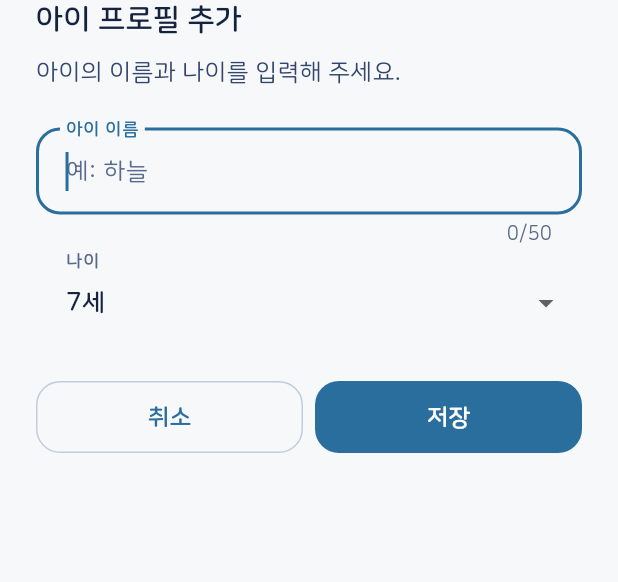
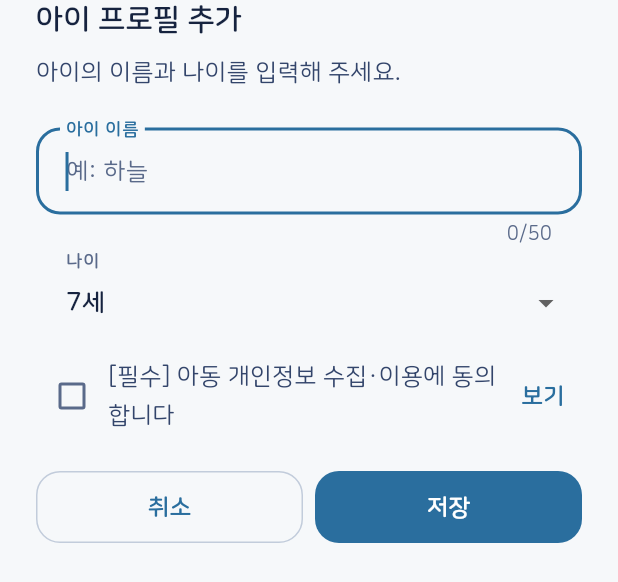
Before and after one commit to team-mugunghwa/goodquestion-frontend, a Flutter app: the _ChildProfileForm widget shown alone on an empty page, opened directly, on a phone screen of 412 x 824 dp. Shown: the top 582 px of the screen. Run offline on Flutter 3.47's test engine with Material 3 defaults, Android fonts, the phone set to English and light mode, and no system bars; our stand-ins replace audioplayers, dio, firebase_core, firebase_messaging, flutter_secure_storage, flutter_svg and 4 more; missing offline and left inert: dart:js_interop, dart:ui_web, flutter_web_auth_2, record; accounts and stored records are empty; network calls fail.

Commit message:
fix(mypage): 아이를 추가할 때 개인정보 동의도 함께 받기
마이페이지에서 추가한 아이는 동의 기록이 없어, 그 아이로 이야기를 시작하면
서버가 CONSENT_REQUIRED(409) 로 막았습니다. 가입 흐름에는 있는
POST /children/{id}/consents 가 이 경로에만 빠져 있었습니다.

동의는 **아이 추가 폼 안의 필수 체크**로 받습니다. 별도 동의 화면을 앞에
세우지 않은 이유는 두 가지입니다. 계정 단위 동의(서비스 약관·마케팅)는 가입
때 이미 받았고 다시 물을 이유가 없습니다. 아이마다 새로 필요한 것은 아동
개인정보 수집·이용 동의 하나뿐인데(PRD F-01 - 약관과 별도 필수 항목),
그 동의의 대상이 바로 지금 입력하는 이름·나이라서 같은 화면에 있는 편이
맥락이 맞습니다. 시트를 두 겹으로 쌓으면 중간에 취소했을 때 아이만 만들어진
상태가 생기기도 쉽습니다.

문구는 새로 짓지 않고 **설정에서 여는 것과 같은 번들 문서**
(assets/policies/child_privacy.md)를 "보기"로 그대로 엽니다 - 법적 고지가
경로마다 갈리면 안 됩니다.

아이 생성은 성공했는데 동의만 실패하면 한 번 더 시도하고, 그래도 실패하면
실패로 올리며 **새 아이를 고르지 않습니다.** 반쯤 만들어진 아이로 화면을
바꿔 두면 보호자가 그 아이로 이야기를 시작했다가 409 를 만납니다. 아이는
서버에 남아 있으므로 다시 추가하지 말고 그 아이를 골라 다시 시도하면 됩니다.

동의 본문의 버전·확인 방식은 core/constants/consent.dart 로 모았습니다.
가입 경로와 마이페이지 경로가 각각 문자열을 들고 있으면 버전을 올릴 때
한쪽만 고쳐도 아무도 못 봅니다.

Co-Authored-By: Claude Opus 5 (1M context) <noreply@anthropic.com>

```diff
--- a/lib/core/constants/app_strings.dart
+++ b/lib/core/constants/app_strings.dart
@@ -400,6 +400,15 @@ abstract final class MyPageStrings {
   static String completedStories(int count) => '완주한 이야기 $count편';
   static String stardust(int count) => '별가루 $count';
 
+  /// 아이를 새로 추가할 때 받는 필수 동의. **아이마다 따로 받습니다** -
+  /// 아동 개인정보 수집은 계정 약관과 별도 항목이고(PRD F-01), 서버도 아이별로
+  /// 동의 기록을 요구합니다(없으면 이야기 시작이 409 로 막힙니다).
+  /// 문서 원본은 설정에서 여는 것과 같은 번들 문서입니다.
+  static const String childConsentLabel = '아동 개인정보 수집·이용에 동의합니다';
+  static const String childConsentRequired = '필수';
+  static const String childConsentView = '보기';
+  static const String childConsentMissing = '동의해야 아이를 추가할 수 있어요.';
+
   static const String switchChild = '프로필 전환';
   static const String editChild = '프로필 수정';
 
--- a/lib/features/auth/data/datasources/auth_remote_data_source.dart
+++ b/lib/features/auth/data/datasources/auth_remote_data_source.dart
@@ -1,3 +1,4 @@
+import '../../../../core/constants/consent.dart';
 import '../../../../core/error/exceptions.dart';
 import '../../../../core/network/dio_client.dart';
 import '../../../../core/util/child_age.dart';
@@ -60,8 +61,8 @@ class AuthRemoteDataSource {
   Future<void> saveConsent(String childId) => _client.post<void>(
     '/children/$childId/consents',
     body: <String, dynamic>{
-      'consentVersion': 'v1',
-      'verificationMethod': 'AUTHENTICATED_PARENT',
+      'consentVersion': childConsentVersion,
+      'verificationMethod': childConsentVerification,
     },
     parse: (_) {},
   );
--- a/lib/features/mypage/presentation/views/my_page_view.dart
+++ b/lib/features/mypage/presentation/views/my_page_view.dart
@@ -9,12 +9,14 @@ import '../../../../core/constants/app_icons.dart';
 import '../../../../core/constants/app_strings.dart';
 import '../../../../core/di/injector.dart';
 import '../../../../core/router/app_routes.dart';
+import '../../../../core/theme/app_colors.dart';
 import '../../../../core/theme/app_spacing.dart';
 import '../../../../core/widgets/app_bottom_nav.dart';
 import '../../../../core/widgets/app_state_views.dart';
 import '../../../../core/widgets/child_avatar.dart';
 import '../../../../core/widgets/guardian_list.dart';
 import '../../../../core/widgets/guardian_scaffold.dart';
+import '../../../../core/widgets/policy_document_view.dart';
 import '../../../../core/widgets/skeleton_box.dart';
 import '../../domain/entities/my_page_summary.dart';
 import '../../domain/guardian_gate.dart';
@@ -346,6 +348,12 @@ class _ChildProfileFormState extends State<_ChildProfileForm> {
 
   bool get _isEdit => widget.child != null;
 
+  /// 아동 개인정보 수집 동의. **추가할 때만 받습니다** - 수정은 이미 동의를
+  /// 받아 둔 아이를 고치는 것이고, 서버 동의 기록도 아이 생성 시점에
+  /// 남습니다.
+  bool _consented = false;
+  bool _consentMissing = false;
+
   List<int> get _ageOptions =>
       <int>{for (int age = 4; age <= 13; age++) age, _age}.toList()..sort();
 
@@ -408,6 +416,41 @@ class _ChildProfileFormState extends State<_ChildProfileForm> {
                   if (value != null) _age = value;
                 },
               ),
+              if (!_isEdit) ...<Widget>[
+                const SizedBox(height: AppSpacing.sm),
+                Row(
+                  children: <Widget>[
+                    Checkbox(
+                      value: _consented,
+                      onChanged: (bool? value) => setState(() {
+                        _consented = value ?? false;
+                        if (_consented) _consentMissing = false;
+                      }),
+                    ),
+                    Expanded(
+                      child: Text(
+                        '[${MyPageStrings.childConsentRequired}] '
+                        '${MyPageStrings.childConsentLabel}',
+                        style: Theme.of(context).textTheme.bodyMedium,
+                      ),
+                    ),
+                    TextButton(
+                      onPressed: () => _openChildPrivacy(context),
+                      child: const Text(MyPageStrings.childConsentView),
+                    ),
+                  ],
+                ),
+                if (_consentMissing)
+                  Padding(
+                    padding: const EdgeInsets.only(left: AppSpacing.md),
+                    child: Text(
+                      MyPageStrings.childConsentMissing,
+                      style: Theme.of(
+                        context,
+                      ).textTheme.bodySmall?.copyWith(color: AppColors.danger),
+                    ),
+                  ),
+              ],
               const SizedBox(height: AppSpacing.lg),
               Row(
                 children: <Widget>[
@@ -433,8 +476,32 @@ class _ChildProfileFormState extends State<_ChildProfileForm> {
     );
   }
 
+  /// 동의 내용을 실제로 읽을 수 있어야 합니다. 설정에서 여는 것과 **같은
+  /// 번들 문서**라 두 곳의 고지 내용이 갈리지 않습니다.
+  void _openChildPrivacy(BuildContext context) {
+    showModalBottomSheet<void>(
+      context: context,
+      showDragHandle: true,
+      isScrollControlled: true,
+      builder: (BuildContext sheetContext) => SafeArea(
+        child: SizedBox(
+          height: MediaQuery.of(sheetContext).size.height * .82,
+          child: const PolicyDocumentView(
+            title: SettingsStrings.childPrivacy,
+            assetPath: 'assets/policies/child_privacy.md',
+          ),
+        ),
+      ),
+    );
+  }
+
   void _submit() {
     if (_formKey.currentState?.validate() != true) return;
+    // 동의 없이 아이만 만들어지면 그 아이로는 이야기를 시작할 수 없습니다.
+    if (!_isEdit && !_consented) {
+      setState(() => _consentMissing = true);
+      return;
+    }
     Navigator.of(
       context,
     ).pop(_ChildFormValue(_nameController.text.trim(), _age));
```
Also changed, not shown: lib/core/constants/consent.dart (added, +13 -0 lines), lib/features/mypage/data/datasources/child_profile_remote_data_source.dart (+14 -0 lines), lib/features/mypage/data/repositories/my_page_repository_impl.dart (+23 -1 lines), 2 other files.
